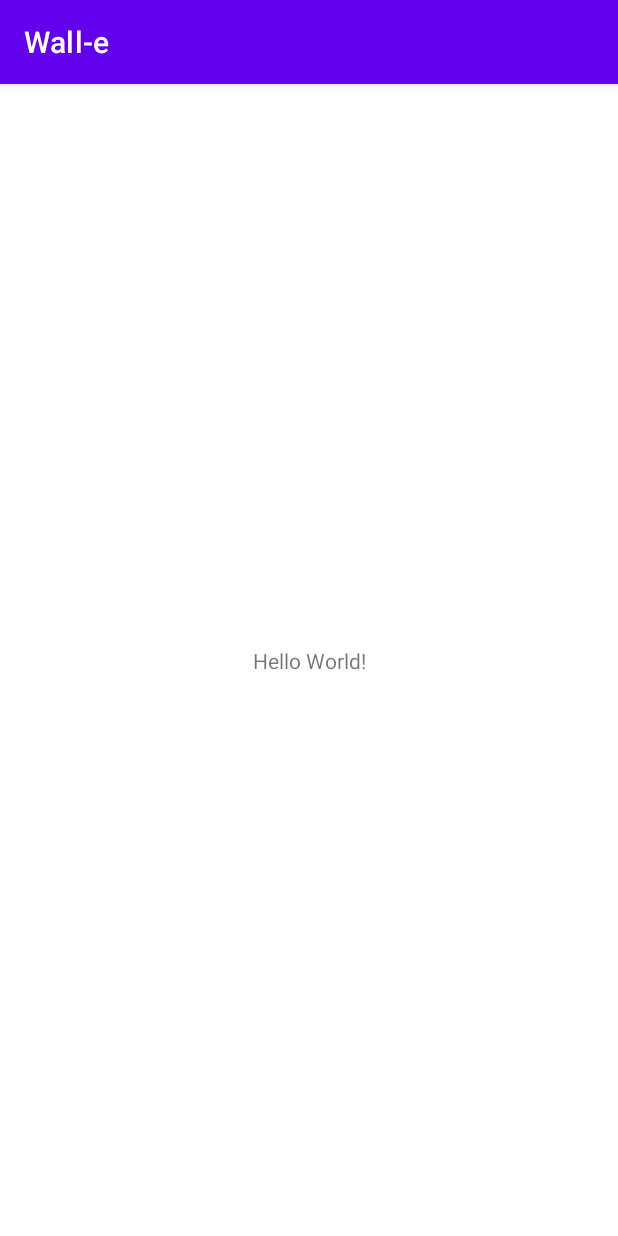
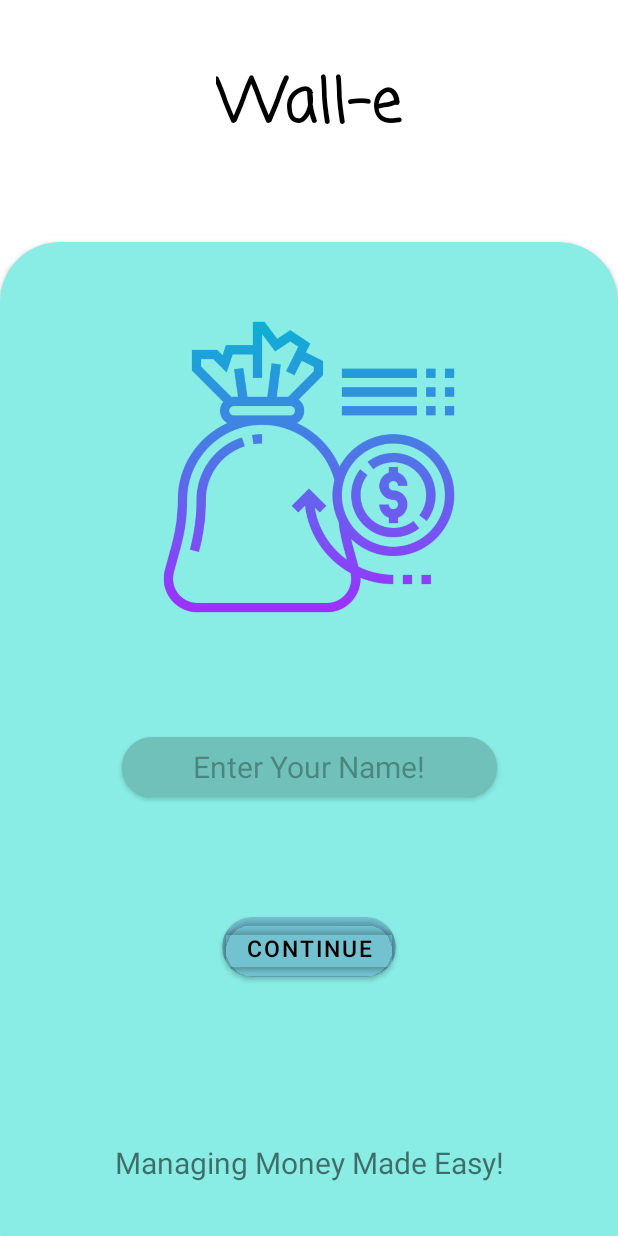
Before and after one commit to aryanmishra29/Wall-e, an Android app: the screen it shows after launch (MainActivity), on a phone screen of 412 x 824 dp. Run offline under Robolectric (Android 15) with nearby library versions, the phone set to English and light mode, and no system bars.

Commit message:
home page added

```diff
--- a/app/src/main/AndroidManifest.xml
+++ b/app/src/main/AndroidManifest.xml
@@ -14,6 +14,9 @@
         android:theme="@style/Theme.Walle"
         tools:targetApi="31">
         <activity
+            android:name=".UserInterface"
+            android:exported="false" />
+        <activity
             android:name=".MainActivity"
             android:exported="true">
             <intent-filter>
--- a/app/src/main/java/com/example/wall_e/MainActivity.java
+++ b/app/src/main/java/com/example/wall_e/MainActivity.java
@@ -2,14 +2,29 @@ package com.example.wall_e;
 
 import androidx.appcompat.app.AppCompatActivity;
 
+import android.content.Intent;
 import android.os.Bundle;
+import android.view.View;
+import android.widget.EditText;
+import android.widget.TextView;
+import android.widget.Button;
 
 public class MainActivity extends AppCompatActivity {
-
+    EditText name;
+    Button cont;
     @Override
     protected void onCreate(Bundle savedInstanceState) {
         super.onCreate(savedInstanceState);
         setContentView(R.layout.activity_main);
-
+        name=findViewById(R.id.et_name);
+        cont=findViewById(R.id.b_cont);
+        cont.setOnClickListener(new View.OnClickListener() {
+            @Override
+            public void onClick(View view){
+                Intent i=new Intent(MainActivity.this,UserInterface.class);
+                i.putExtra("name",name.getText().toString());
+                startActivity(i);
+            }
+        });
     }
 }
--- /dev/null
+++ b/app/src/main/res/drawable/ic_baseline_menu_24.xml
@@ -0,0 +1,5 @@
+<vector android:height="24dp" android:tint="#000000"
+    android:viewportHeight="24" android:viewportWidth="24"
+    android:width="24dp" xmlns:android="http://schemas.android.com/apk/res/android">
+    <path android:fillColor="@android:color/white" android:pathData="M3,18h18v-2L3,16v2zM3,13h18v-2L3,11v2zM3,6v2h18L21,6L3,6z"/>
+</vector>
--- a/app/src/main/res/layout/activity_main.xml
+++ b/app/src/main/res/layout/activity_main.xml
@@ -7,12 +7,97 @@
     tools:context=".MainActivity">
 
     <TextView
+        android:id="@+id/walle"
         android:layout_width="wrap_content"
         android:layout_height="wrap_content"
-        android:text="Hello World!"
-        app:layout_constraintBottom_toBottomOf="parent"
+        android:layout_marginTop="40dp"
+        android:fontFamily="casual"
+        android:text="Wall-e"
+        android:textColor="@color/black"
+        android:textSize="40sp"
+        android:textStyle="bold"
         app:layout_constraintEnd_toEndOf="parent"
         app:layout_constraintStart_toStartOf="parent"
         app:layout_constraintTop_toTopOf="parent" />
 
+    <androidx.cardview.widget.CardView
+        android:id="@+id/CV_home"
+        android:layout_width="match_parent"
+        android:layout_height="700dp"
+        app:layout_constraintEnd_toEndOf="parent"
+        app:layout_constraintStart_toStartOf="parent"
+        android:layout_marginTop="60dp"
+        app:layout_constraintTop_toBottomOf="@+id/walle"
+        app:cardCornerRadius="40dp"
+        android:backgroundTint="#89EDE5">
+        <androidx.constraintlayout.widget.ConstraintLayout
+            android:layout_width="match_parent"
+            android:layout_height="match_parent">
+
+            <TextView
+                android:id="@+id/tv_tag"
+                android:layout_width="wrap_content"
+                android:layout_height="wrap_content"
+                app:layout_constraintEnd_toEndOf="parent"
+                app:layout_constraintStart_toStartOf="parent"
+                app:layout_constraintTop_toTopOf="parent"
+                android:text="Managing Money Made Easy!"
+                android:textSize="20sp"
+                android:layout_marginTop="600dp"/>
+
+            <ImageView
+                android:id="@+id/iv_home"
+                android:layout_width="200dp"
+                android:layout_height="200dp"
+                android:layout_marginTop="50dp"
+                android:src="@drawable/money"
+                app:layout_constraintEnd_toEndOf="parent"
+                app:layout_constraintStart_toStartOf="parent"
+                app:layout_constraintTop_toTopOf="parent" />
+            <androidx.cardview.widget.CardView
+                android:id="@+id/cv_et_name"
+                android:layout_width="wrap_content"
+                android:layout_height="wrap_content"
+                app:layout_constraintEnd_toEndOf="parent"
+                app:layout_constraintStart_toStartOf="parent"
+                app:layout_constraintTop_toBottomOf="@+id/iv_home"
+                android:layout_marginTop="80dp"
+                android:backgroundTint="#89EDE5"
+                app:cardCornerRadius="40dp">
+                <EditText
+                    android:id="@+id/et_name"
+                    android:layout_width="250dp"
+                    android:layout_height="40dp"
+                    android:text="Enter Your Name!"
+                    android:textSize="20sp"
+                    android:textColor="#50000000"
+                    android:background="#30000000"
+                    android:gravity="center"
+                    />
+            </androidx.cardview.widget.CardView>
+
+            <androidx.cardview.widget.CardView
+                android:id="@+id/cv_b_cont"
+                android:layout_width="wrap_content"
+                android:layout_height="wrap_content"
+                app:layout_constraintEnd_toEndOf="parent"
+                app:layout_constraintStart_toStartOf="parent"
+                app:layout_constraintTop_toBottomOf="@+id/cv_et_name"
+                android:layout_marginTop="80dp"
+                android:backgroundTint="#30100975"
+                app:cardCornerRadius="40dp">
+                <Button
+                    android:id="@+id/b_cont"
+                    android:layout_width="wrap_content"
+                    android:layout_height="40dp"
+                    android:text="Continue"
+                    android:textSize="15sp"
+                    android:textColor="#000000"
+                    android:backgroundTint="#00ffffff"
+                    android:gravity="center"/>
+            </androidx.cardview.widget.CardView>
+        </androidx.constraintlayout.widget.ConstraintLayout>
+
+    </androidx.cardview.widget.CardView>
+
 </androidx.constraintlayout.widget.ConstraintLayout>
--- a/app/src/main/res/values/themes.xml
+++ b/app/src/main/res/values/themes.xml
@@ -1,9 +1,9 @@
 <resources xmlns:tools="http://schemas.android.com/tools">
     <!-- Base application theme. -->
-    <style name="Theme.Walle" parent="Theme.MaterialComponents.DayNight.DarkActionBar">
+    <style name="Theme.Walle" parent="Theme.MaterialComponents.DayNight.NoActionBar">
         <!-- Primary brand color. -->
-        <item name="colorPrimary">@color/purple_500</item>
-        <item name="colorPrimaryVariant">@color/purple_700</item>
+        <item name="colorPrimary">@color/black</item>
+        <item name="colorPrimaryVariant">@color/black</item>
         <item name="colorOnPrimary">@color/white</item>
         <!-- Secondary brand color. -->
         <item name="colorSecondary">@color/teal_200</item>
```
Also changed, not shown: app/src/main/java/com/example/wall_e/UserInterface.java (added, +21 -0 lines), app/src/main/res/layout/activity_user_interface.xml (added, +51 -0 lines), app/src/main/res/drawable/money.png (added).
